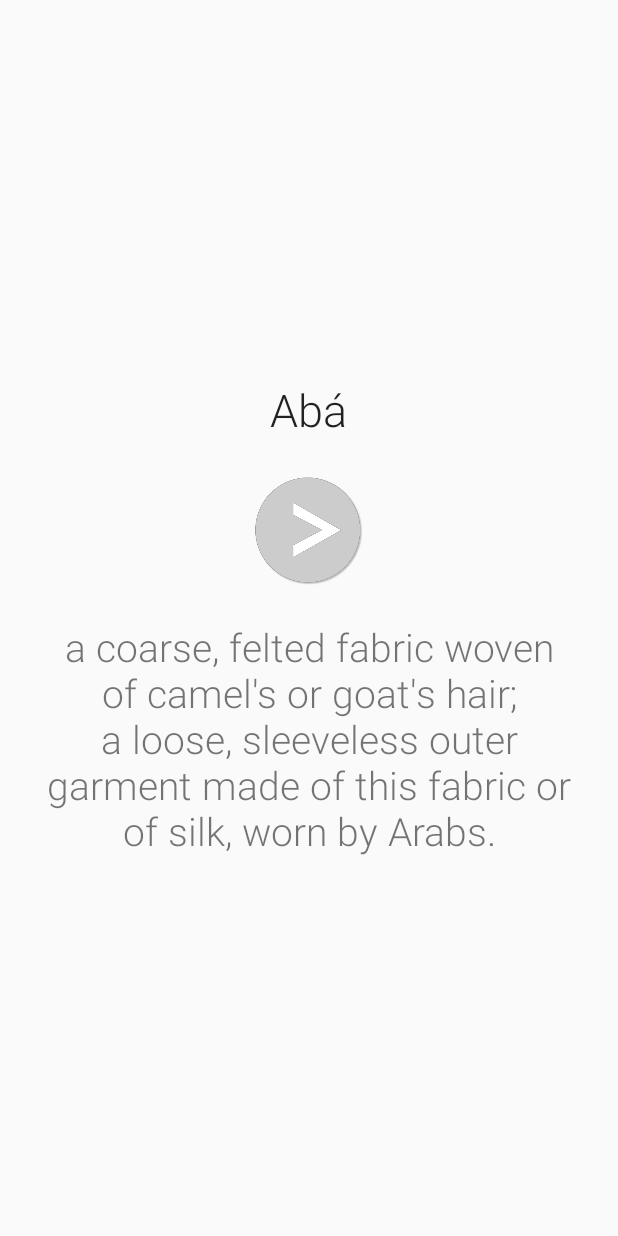
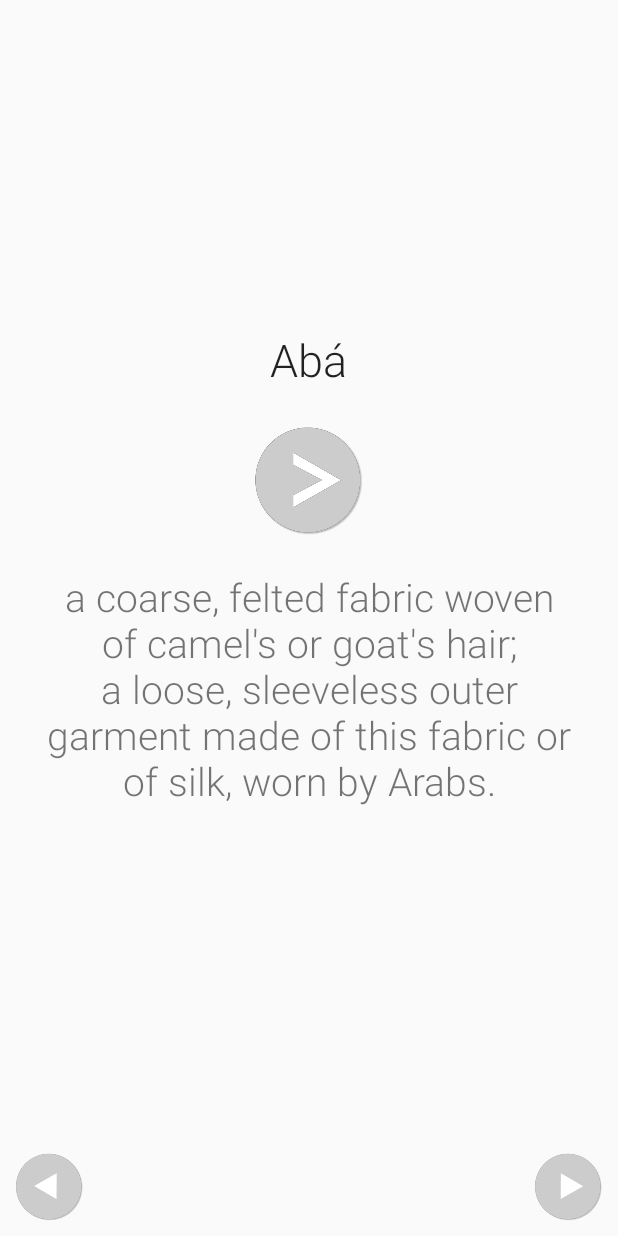
Before and after one commit to bkurzius/BahaiEbooksGlosssary, an Android app: the screen it shows after launch (GlossaryItemActivity), after a tap on an icon or button, on a phone screen of 412 x 824 dp. Run offline under Robolectric (Android 15) with nearby library versions, the light colour scheme and no system bars.

Commit message:
update layout

```diff
--- a/BahaiGlosssary/src/main/AndroidManifest.xml
+++ b/BahaiGlosssary/src/main/AndroidManifest.xml
@@ -11,7 +11,7 @@
     <application
         android:allowBackup="true"
         android:icon="@drawable/icon"
-        android:label=""
+        android:label="Baha\'i Glossary"
         android:theme="@style/AppTheme" >
         <activity
                 android:name="org.bahaiebooks.glosssary.GlossaryListActivity"
--- a/BahaiGlosssary/src/main/java/org/bahaiebooks/glosssary/GlossaryItemActivity.java
+++ b/BahaiGlosssary/src/main/java/org/bahaiebooks/glosssary/GlossaryItemActivity.java
@@ -12,21 +12,31 @@ import android.text.Html;
 import android.util.Log;
 import android.view.Menu;
 import android.view.View;
+import android.widget.AdapterView;
 import android.widget.Button;
 import android.widget.ImageButton;
 import android.widget.TextView;
+import android.widget.Toast;
 
+import com.google.gson.Gson;
+
+import java.io.IOException;
+import java.io.InputStream;
 import java.util.List;
 
 public class GlossaryItemActivity extends Activity{
     private final String TAG = "GlossaryItemActivity";
     private MediaPlayer mp;
-    public List<GlossaryItem> glossaryItems;
+    private List<GlossaryItem> glossaryItems;
+    private ImageButton btnNext;
+    private ImageButton btnPrevious;
+    private GlossaryItem currentItem;
     private TextView itemTitle;
     private TextView itemDefinition;
-    String title = "";
-    String mp3 = "";
-    String definition = "";
+    private String title = "";
+    private String mp3 = "";
+    private String definition = "";
+    private int itemNumber = 0;
 
 
     @Override
@@ -39,18 +49,29 @@ public class GlossaryItemActivity extends Activity{
             title = extras.getString(GlossaryListActivity.EXTRA_TITLE);
             mp3 = extras.getString(GlossaryListActivity.EXTRA_MP3);
             definition = extras.getString(GlossaryListActivity.EXTRA_DEFINITION);
-            Log.d(TAG,"mp3:" + mp3);
-            int identifier = getResources().getIdentifier("raw/" + mp3, null, this.getPackageName());
-            Log.d(TAG,"identifier:" + identifier);
-            mp = MediaPlayer.create(GlossaryItemActivity.this, identifier);
+            itemNumber = extras.getInt(GlossaryListActivity.EXTRA_ITEM_NUMBER);
             itemTitle = (TextView) findViewById(R.id.tvTitle);
-            itemTitle.setText(Html.fromHtml(title));
             itemDefinition = (TextView) findViewById(R.id.tvDefinition);
-            if(definition.length()<1){
-                itemDefinition.setVisibility(View.GONE);
-            }else{
-                itemDefinition.setText(Html.fromHtml(definition));
+            // reparse the json here -- or perhaps store that in the appliction class
+            // this way we can got forward and back from here since we kow where we are in the set.
+            try {
+                InputStream is = this.getAssets().open("glossary.json");
+                int ch;
+                StringBuffer str = new StringBuffer();
+                while ((ch = is.read()) != -1)
+                    str.append((char) ch);
+                String result = str.toString();
+                Gson gson = new Gson();
+                GlossaryList gi = gson.fromJson(result, GlossaryList.class);
+                glossaryItems = gi.glossaryItems;
+
+                setGlossaryItem();
+            } catch (IOException e) {
+                e.printStackTrace();
+                Log.d("test", "the json did not parse");
             }
+
+
         }
         ImageButton btnPlay = (ImageButton) findViewById(R.id.btnPlay);
 
@@ -61,6 +82,54 @@ public class GlossaryItemActivity extends Activity{
             }
         });
 
+        btnNext = (ImageButton) findViewById(R.id.btn_next);
+        btnNext.setOnClickListener(new View.OnClickListener() {
+            @Override
+            public void onClick(View view) {
+                Log.d(TAG,"clicked the button");
+
+                if(itemNumber<glossaryItems.size()-1){
+                    itemNumber++;
+                    setGlossaryItem();
+                }else{
+                    Toast.makeText(GlossaryItemActivity.this,"no more items",Toast.LENGTH_SHORT).show();
+                }
+            }
+        });
+
+
+        btnPrevious = (ImageButton) findViewById(R.id.btn_previous);
+        btnPrevious.setOnClickListener(new View.OnClickListener() {
+            @Override
+            public void onClick(View view) {
+                Log.d(TAG,"clicked the button");
+
+                if(itemNumber>0){
+                    itemNumber--;
+                    setGlossaryItem();
+                }else{
+                    Toast.makeText(GlossaryItemActivity.this,"no more items",Toast.LENGTH_SHORT).show();
+                }
+            }
+        });
+
+    }
+
+    private void setGlossaryItem(){
+        currentItem = glossaryItems.get(itemNumber);
+        title = currentItem.getTitle();
+        mp3 = currentItem.getMp3();
+        definition = currentItem.getDefinition();
+
+        // set text
+        itemTitle.setText(Html.fromHtml(title));
+        if(definition.length()<1){
+            itemDefinition.setVisibility(View.GONE);
+        }else{
+            itemDefinition.setText(Html.fromHtml(definition));
+        }
+        int identifier2 = getResources().getIdentifier("raw/" + mp3, null, this.getPackageName());
+        mp = MediaPlayer.create(GlossaryItemActivity.this, identifier2);
     }
 
     private void openList(){
--- a/BahaiGlosssary/src/main/java/org/bahaiebooks/glosssary/GlossaryListActivity.java
+++ b/BahaiGlosssary/src/main/java/org/bahaiebooks/glosssary/GlossaryListActivity.java
@@ -23,6 +23,7 @@ import java.util.List;
 
 public class GlossaryListActivity extends Activity {
     public static final String EXTRA_MP3 = "extras_mp3";
+    public static final String EXTRA_ITEM_NUMBER = "extras_item_number";
     public static final String EXTRA_TITLE = "extras_title";
     public static final String EXTRA_DEFINITION = "extras_definition";
     public List<GlossaryItem> glossaryItems;
@@ -73,6 +74,7 @@ public class GlossaryListActivity extends Activity {
                     glossaryItemIntent.putExtra(EXTRA_TITLE,glossaryItems.get(i).getTitle());
                     glossaryItemIntent.putExtra(EXTRA_MP3,glossaryItems.get(i).getMp3());
                     glossaryItemIntent.putExtra(EXTRA_DEFINITION,glossaryItems.get(i).getDefinition());
+                    glossaryItemIntent.putExtra(EXTRA_ITEM_NUMBER,i);
                     startActivity(glossaryItemIntent);
                 }
             });
--- a/BahaiGlosssary/src/main/res/layout/activity_glossary_item.xml
+++ b/BahaiGlosssary/src/main/res/layout/activity_glossary_item.xml
@@ -1,14 +1,21 @@
-<ScrollView xmlns:android="http://schemas.android.com/apk/res/android"
-              xmlns:tools="http://schemas.android.com/tools"
+<RelativeLayout
+        xmlns:android="http://schemas.android.com/apk/res/android"
+        xmlns:tools="http://schemas.android.com/tools"
+        android:layout_width="match_parent"
+        android:layout_height="match_parent"
+        tools:context=".MainActivity">
+<ScrollView
               android:layout_width="match_parent"
               android:layout_height="match_parent"
-              android:padding="@dimen/activity_glossary_item_padding"
-              tools:context=".MainActivity">
+              android:paddingLeft="@dimen/activity_glossary_item_padding"
+              android:paddingRight="@dimen/activity_glossary_item_padding"
+              android:layout_above="@+id/layout_buttons"
+              >
 
 <LinearLayout
    android:orientation="vertical"
     android:layout_width="match_parent"
-    android:layout_height="match_parent"
+    android:layout_height="wrap_content"
     android:layout_gravity="center">
     <com.studioclassics.utils.AutoResizeTextView
             android:id="@+id/tvTitle"
@@ -45,7 +52,32 @@
             />
 
 
+</LinearLayout>
 
-
-</LinearLayout>
 </ScrollView>
+    <RelativeLayout
+    android:layout_height="wrap_content"
+    android:layout_width="match_parent"
+    android:id="@+id/layout_buttons"
+    android:layout_alignParentBottom="true"
+            android:padding="@dimen/padding_medium">
+        <ImageButton
+                android:layout_width="50dp"
+                android:layout_height="50dp"
+                android:id="@+id/btn_next"
+                android:layout_gravity="center"
+                android:src="@drawable/btn_forward"
+                android:scaleType="fitXY"
+                android:background="@android:color/transparent"
+                android:layout_alignParentRight="true"/>
+        <ImageButton
+                android:layout_width="50dp"
+                android:layout_height="50dp"
+                android:id="@+id/btn_previous"
+                android:layout_gravity="center"
+                android:src="@drawable/btn_back"
+                android:scaleType="fitXY"
+                android:background="@android:color/transparent"
+                android:layout_alignParentLeft="true"/>
+        </RelativeLayout>
+</RelativeLayout>
--- a/BahaiGlosssary/src/main/res/values/dimens.xml
+++ b/BahaiGlosssary/src/main/res/values/dimens.xml
@@ -1,5 +1,8 @@
 <resources>
     <!-- Default screen margins, per the Android Design guidelines. -->
+    <dimen name="padding_small">4dp</dimen>
+    <dimen name="padding_medium">8dp</dimen>
+    <dimen name="padding_large">12dp</dimen>
     <dimen name="activity_horizontal_margin">16dp</dimen>
     <dimen name="activity_vertical_margin">16dp</dimen>
     <dimen name="font_size_glossary_name">30sp</dimen>
```
Also changed, not shown: BahaiGlosssary/src/main/res/drawable-mdpi/btn_back.png (added), BahaiGlosssary/src/main/res/drawable-mdpi/btn_forward.png (added), 3 other files.
